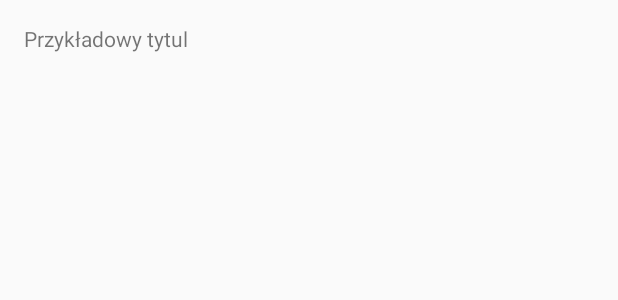
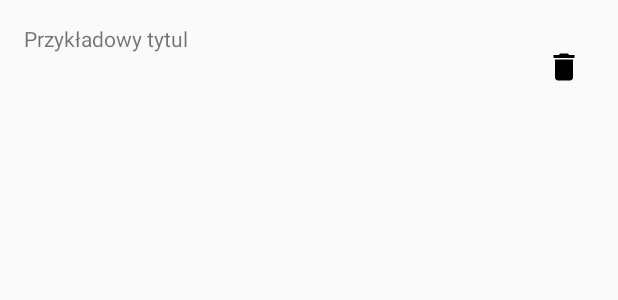
Before and after one commit to Szymonciu/ReceiptApp, an Android app: the layout item_receipt.xml on its own in the app's theme, with its tools: preview values and no code run, on a phone screen of 412 x 824 dp. Shown: the top 300 px of the screen. Run offline under Robolectric (Android 15) with nearby library versions, the phone set to English and light mode, and no system bars.

Commit message:
Button delete

```diff
--- a/app/src/main/java/com/example/pc/receiptapp/features/list/ReceiptListAdapter.java
+++ b/app/src/main/java/com/example/pc/receiptapp/features/list/ReceiptListAdapter.java
@@ -5,7 +5,7 @@ import android.support.v7.widget.RecyclerView;
 import android.view.LayoutInflater;
 import android.view.View;
 import android.view.ViewGroup;
-import android.widget.LinearLayout;
+import android.widget.RelativeLayout;
 import android.widget.TextView;
 
 import com.example.pc.receiptapp.R;
@@ -50,7 +50,7 @@ public class ReceiptListAdapter extends RecyclerView.Adapter<ReceiptListAdapter.
         private TextView title;
         private TextView place;
         private TextView date;
-        private LinearLayout container;
+        private RelativeLayout container;
 
         public ReceiptViewHolder(@NonNull View itemView) {
             super(itemView);
--- /dev/null
+++ b/app/src/main/res/drawable/ic_delete_black_24dp.xml
@@ -0,0 +1,9 @@
+<vector xmlns:android="http://schemas.android.com/apk/res/android"
+    android:width="24dp"
+    android:height="24dp"
+    android:viewportWidth="24.0"
+    android:viewportHeight="24.0">
+    <path
+        android:fillColor="#FF000000"
+        android:pathData="M6,19c0,1.1 0.9,2 2,2h8c1.1,0 2,-0.9 2,-2V7H6v12zM19,4h-3.5l-1,-1h-5l-1,1H5v2h14V4z" />
+</vector>
--- a/app/src/main/res/layout/item_receipt.xml
+++ b/app/src/main/res/layout/item_receipt.xml
@@ -1,5 +1,5 @@
 <?xml version="1.0" encoding="utf-8"?>
-<LinearLayout xmlns:android="http://schemas.android.com/apk/res/android"
+<RelativeLayout xmlns:android="http://schemas.android.com/apk/res/android"
     xmlns:tools="http://schemas.android.com/tools"
     android:id="@+id/container"
     android:layout_width="match_parent"
@@ -16,11 +16,23 @@
     <TextView
         android:id="@+id/place"
         android:layout_width="match_parent"
-        android:layout_height="wrap_content" />
+        android:layout_height="wrap_content"
+        android:layout_below="@+id/title" />
+
 
     <TextView
         android:id="@+id/date"
         android:layout_width="match_parent"
-        android:layout_height="wrap_content" />
+        android:layout_height="wrap_content"
+        android:layout_below="@+id/place" />
 
-</LinearLayout>
+    <ImageView
+        android:layout_width="wrap_content"
+        android:layout_height="wrap_content"
+        android:layout_alignParentEnd="true"
+        android:layout_centerVertical="true"
+        android:padding="8dp"
+        android:src="@drawable/ic_delete_black_24dp" />
+
+
+</RelativeLayout>
```
